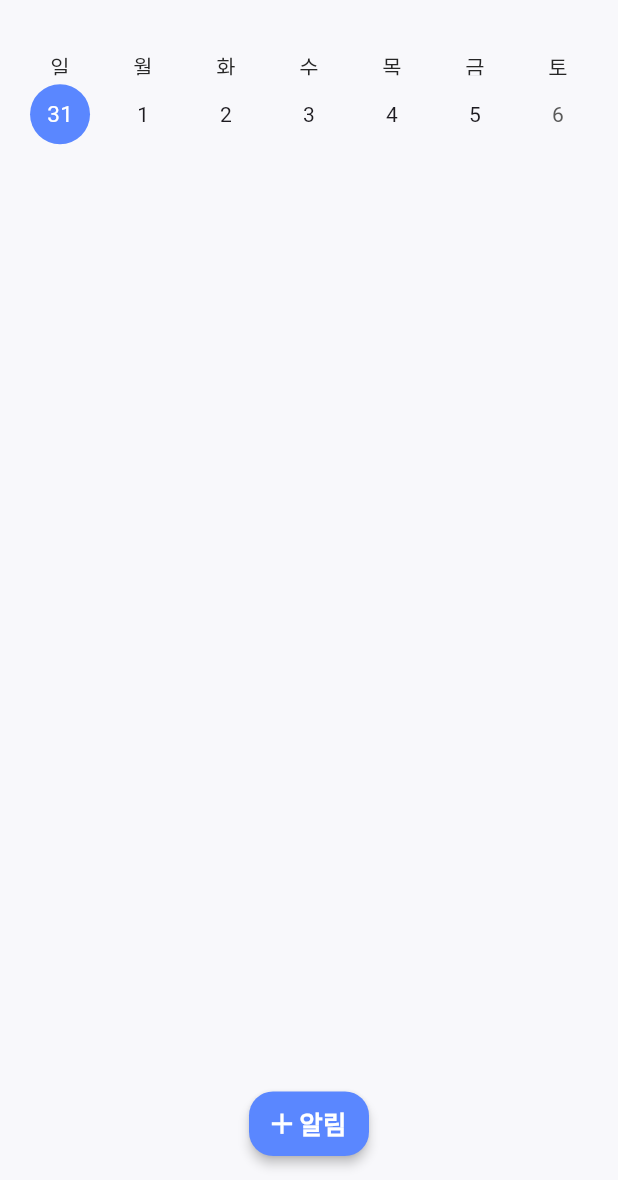
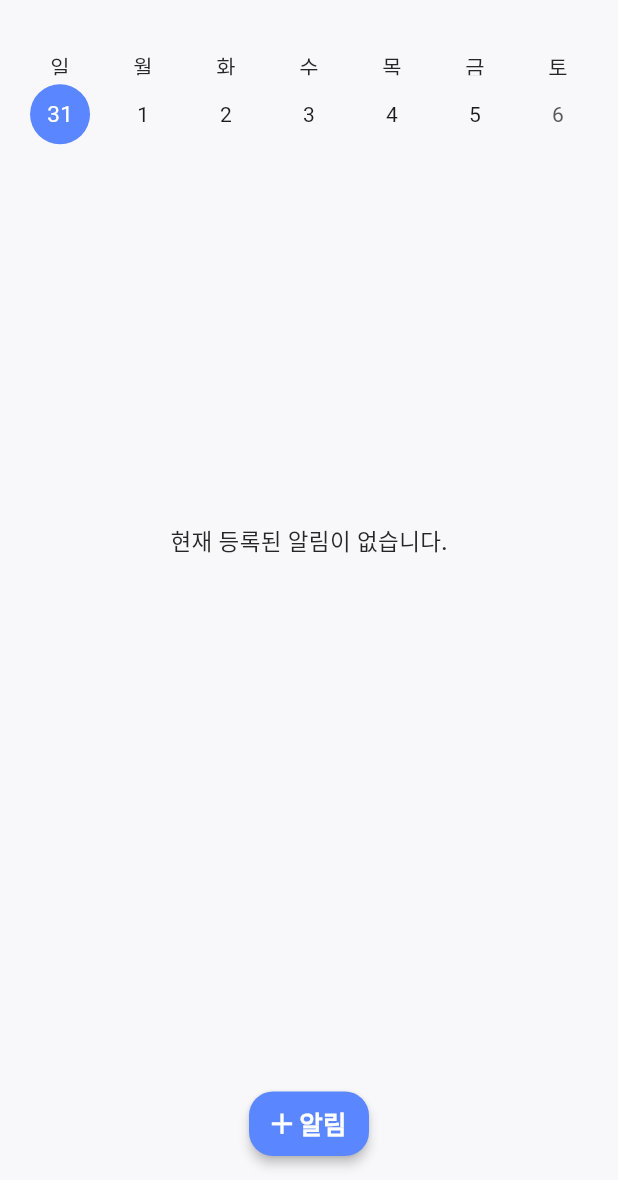
Before and after one commit to iihye/Yoyak, a Flutter app: the AlarmScreen screen opened directly, on a phone screen of 412 x 824 dp, the part 56-1236 px from its top. Run offline on Flutter 3.47's test engine with Material 3 defaults, Android fonts, the phone set to English and light mode, and no system bars; drawn by our look-alikes of table_calendar; our stand-ins replace dio, firebase_core, firebase_messaging, flutter_dotenv, flutter_secure_storage, image_picker and 2 more; missing offline and left inert: kakao_flutter_sdk_user, simple_progress_indicators; accounts and stored records are empty; network calls fail; Roboto replaces fonts that are missing (Pretendard).

Commit message:
[styled] 24.03.31 화면 꺠지는 것 수정
Change-Id: If2131cab465392fae510996c69cbcc78235bf149

```diff
--- /dev/null
+++ b/frontend/yoyak/flutter_launcher_icons.yaml
@@ -0,0 +1,4 @@
+flutter_icons:
+  android: "launcher_icon"
+  ios: true
+  image_path: "assets/launcher_icon/logo.png"
--- a/frontend/yoyak/lib/main.dart
+++ b/frontend/yoyak/lib/main.dart
@@ -15,7 +15,6 @@ import 'package:yoyak/store/challenge_store.dart';
 import 'package:yoyak/store/login_store.dart';
 import 'package:yoyak/store/pill_bag_store.dart';
 import 'package:firebase_messaging/firebase_messaging.dart';
-
 import 'firebase_options.dart';
 
 @pragma('vm:entry-point')
--- a/frontend/yoyak/lib/screen/Alarm/alarm_screen.dart
+++ b/frontend/yoyak/lib/screen/Alarm/alarm_screen.dart
@@ -196,9 +196,11 @@ class _AlarmScreenState extends State<AlarmScreen> {
             ),
             if (accountList.length > 1)
               SizedBox(height: ScreenSize.getHeight(context) * 0.01),
+            if (accountList.length > 1)
               Expanded(
                 child: SingleChildScrollView(
-                child: Column(children: [
+                  child: Column(
+                    children: [
                       ...finalFilteredAlarmList.map<Widget>((alarm) {
                         int notiTimeSeq = alarm.notiTimeSeq ?? 0;
                         String name = alarm.name ?? '';
@@ -223,9 +225,25 @@ class _AlarmScreenState extends State<AlarmScreen> {
                         width: ScreenSize.getWidth(context) * 0.9,
                         height: ScreenSize.getHeight(context) * 0.09,
                       ),
-                ]),
+                    ],
                   ),
                 ),
+              ),
+            if (accountList.isEmpty)
+              Column(
+                children: [
+                  SizedBox(height: ScreenSize.getHeight(context) * 0.3),
+                  const Text(
+                    '현재 등록된 알림이 없습니다.',
+                    style: TextStyle(
+                      color: Palette.MAIN_BLACK,
+                      fontSize: 15,
+                      fontFamily: 'Pretendard',
+                      fontWeight: FontWeight.w500,
+                    ),
+                  ),
+                ],
+              )
           ],
         ),
       ),
@@ -1087,7 +1105,7 @@ class CheckEatPillButtonState extends State<CheckEatPillButton> {
                                     borderRadius: BorderRadius.circular(10),
                                     color: Palette.SUB_BLUE.withOpacity(0.5),
                                   ),
-                                  width: ScreenSize.getWidth(context) * 0.85,
+                                  width: ScreenSize.getWidth(context) * 0.75,
                                   height: 40,
                                 ),
                                 Row(
```
Also changed, not shown: frontend/yoyak/lib/screen/Alarm/alarm_create.dart (+9 -5 lines), frontend/yoyak/pubspec.yaml (+9 -0 lines), frontend/yoyak/assets/launcher_icon/logo.png (added), frontend/yoyak/pubspec.lock, 36 other files. Lines whose indentation alone changed are shown as unchanged.
